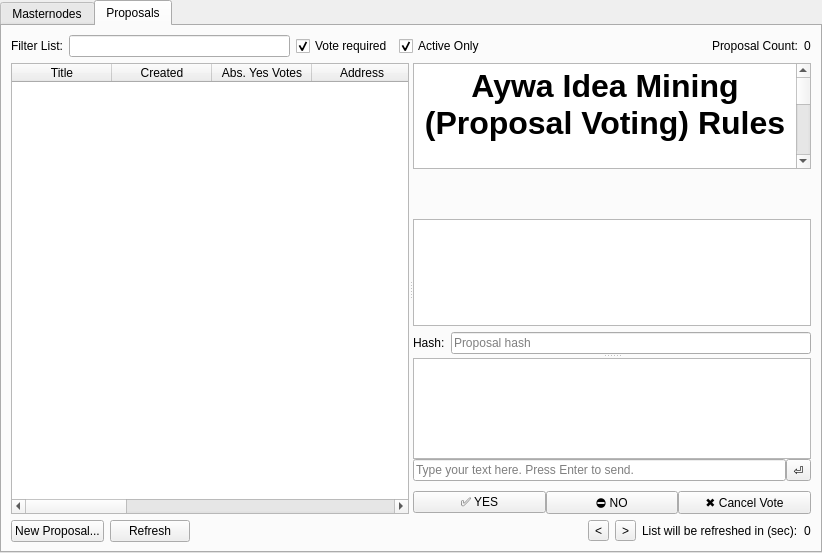
Qt form src/qt/forms/masternodelist.ui (GetAywa/AywaCore) before a commit.
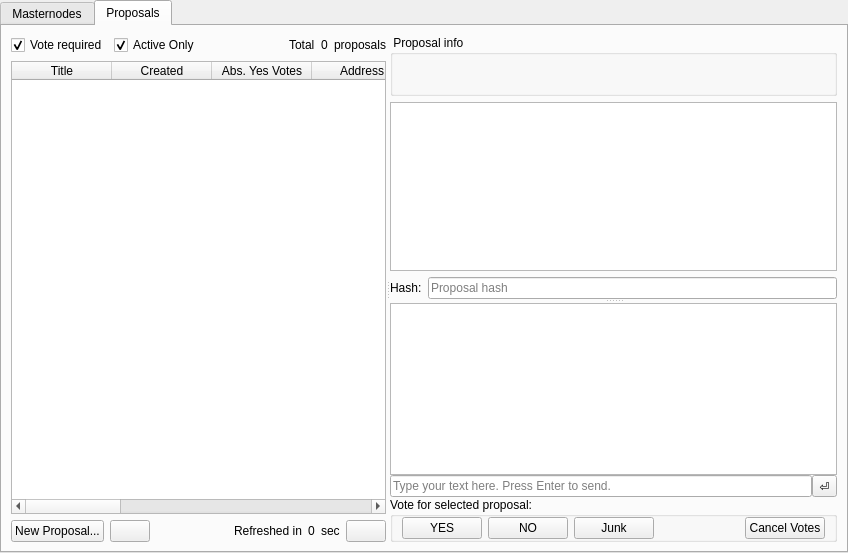
The same form after that commit. Icons and pictures are not drawn.

Commit message: mastendode collateral changes fixed. minor gui updates. added mining power slider, junk proposal vote. 	modified:   src/masternode.cpp 	modified:   src/qt/aywa.qrc 	modified:   src/qt/forms/masternodelist.ui 	modified:   src/qt/forms/messagepage.ui 	modified:   src/qt/forms/overviewpage.ui 	modified:   src/qt/masternodelist.cpp 	modified:   src/qt/masternodelist.h 	modified:   src/qt/overviewpage.cpp 	modified:   src/qt/overviewpage.h 	new file:   src/qt/res/images/trad/mining_power.png 	modified:   src/util.cpp

What changed in the file:
```diff
--- a/src/qt/forms/masternodelist.ui
+++ b/src/qt/forms/masternodelist.ui
@@ -6,7 +6,7 @@
    <rect>
     <x>0</x>
     <y>0</y>
-    <width>822</width>
+    <width>848</width>
     <height>553</height>
    </rect>
   </property>
@@ -288,27 +288,20 @@
         </attribute>
         <layout class="QVBoxLayout" name="verticalLayout_3">
          <item>
+          <widget class="QSplitter" name="splitterMain">
+           <property name="mouseTracking">
+            <bool>false</bool>
+           </property>
+           <property name="orientation">
+            <enum>Qt::Horizontal</enum>
+           </property>
+           <widget class="QWidget" name="horizontalLayoutWidget">
+            <layout class="QVBoxLayout" name="verticalLayout_4">
+             <item>
           <layout class="QHBoxLayout" name="horizontalLayout_31">
            <property name="bottomMargin">
             <number>0</number>
            </property>
-           <item>
-            <widget class="QLabel" name="label_filter1">
-             <property name="text">
-              <string>Filter List:</string>
-             </property>
-            </widget>
-           </item>
-           <item>
-            <widget class="QLineEdit" name="filterProposalLineEdit">
-             <property name="enabled">
-              <bool>true</bool>
-             </property>
-             <property name="toolTip">
-              <string>Filter masternode list</string>
-             </property>
-            </widget>
-           </item>
            <item>
             <widget class="QCheckBox" name="checkboxProposaslToVote">
              <property name="text">
@@ -348,7 +341,7 @@
            <item>
             <widget class="QLabel" name="label_count1">
              <property name="text">
-              <string>Proposal Count:</string>
+                  <string>Total</string>
              </property>
             </widget>
            </item>
@@ -359,18 +352,15 @@
              </property>
             </widget>
            </item>
-          </layout>
-         </item>
          <item>
-          <widget class="QSplitter" name="splitterMain">
-           <property name="mouseTracking">
-            <bool>false</bool>
-           </property>
-           <property name="orientation">
-            <enum>Qt::Horizontal</enum>
-           </property>
-           <widget class="QWidget" name="horizontalLayoutWidget">
-            <layout class="QVBoxLayout" name="verticalLayout_4">
+                <widget class="QLabel" name="label">
+                 <property name="text">
+                  <string>proposals</string>
+                 </property>
+                </widget>
+               </item>
+              </layout>
+             </item>
              <item>
               <widget class="QTableWidget" name="tableWidgetProposals">
                <property name="editTriggers">
@@ -448,6 +438,94 @@
                </column>
               </widget>
              </item>
+             <item>
+              <layout class="QHBoxLayout" name="horizontalLayout_4">
+               <property name="leftMargin">
+                <number>0</number>
+               </property>
+               <property name="topMargin">
+                <number>0</number>
+               </property>
+               <item>
+                <widget class="QPushButton" name="buttonNewProposal">
+                 <property name="text">
+                  <string>New Proposal...</string>
+                 </property>
+                </widget>
+               </item>
+               <item>
+                <widget class="QPushButton" name="pushButton">
+                 <property name="statusTip">
+                  <string>Additiona info</string>
+                 </property>
+                 <property name="text">
+                  <string/>
+                 </property>
+                 <property name="icon">
+                  <iconset resource="../aywa.qrc">
+                   <normaloff>:/icons/trad/transaction_0</normaloff>:/icons/trad/transaction_0</iconset>
+                 </property>
+                </widget>
+               </item>
+               <item>
+                <spacer name="horizontalSpacer_4">
+                 <property name="orientation">
+                  <enum>Qt::Horizontal</enum>
+                 </property>
+                 <property name="sizeHint" stdset="0">
+                  <size>
+                   <width>40</width>
+                   <height>20</height>
+                  </size>
+                 </property>
+                </spacer>
+               </item>
+               <item>
+                <widget class="QLabel" name="label_text4567">
+                 <property name="sizePolicy">
+                  <sizepolicy hsizetype="Preferred" vsizetype="Fixed">
+                   <horstretch>0</horstretch>
+                   <verstretch>0</verstretch>
+                  </sizepolicy>
+                 </property>
+                 <property name="text">
+                  <string>Refreshed in</string>
+                 </property>
+                </widget>
+               </item>
+               <item>
+                <widget class="QLabel" name="labelProposalTabSeconds">
+                 <property name="sizePolicy">
+                  <sizepolicy hsizetype="Preferred" vsizetype="Fixed">
+                   <horstretch>0</horstretch>
+                   <verstretch>0</verstretch>
+                  </sizepolicy>
+                 </property>
+                 <property name="text">
+                  <string>0</string>
+                 </property>
+                </widget>
+               </item>
+               <item>
+                <widget class="QLabel" name="label_4">
+                 <property name="text">
+                  <string>sec</string>
+                 </property>
+                </widget>
+               </item>
+               <item>
+                <widget class="QPushButton" name="buttonUpdateList">
+                 <property name="statusTip">
+                  <string>Update now</string>
+                 </property>
+                 <property name="icon">
+                  <iconset resource="../aywa.qrc">
+                   <normaloff>:/movies/spinner-000</normaloff>:/movies/spinner-000</iconset>
+                 </property>
+                </widget>
+               </item>
+              </layout>
+             </item>
             </layout>
            </widget>
            <widget class="QWidget" name="verticalLayoutWidget">
@@ -462,10 +540,10 @@
                </property>
                <widget class="QWidget" name="gridLayoutWidget">
                 <layout class="QGridLayout" name="gridLayout_3">
-                 <item row="3" column="1">
+                 <item row="2" column="1">
                   <layout class="QHBoxLayout" name="horizontalLayout_8">
                    <property name="spacing">
-                    <number>-1</number>
+                    <number>6</number>
                    </property>
                    <property name="topMargin">
                     <number>0</number>
@@ -501,23 +579,44 @@
                    </item>
                   </layout>
                  </item>
-                 <item row="2" column="1">
-                  <widget class="QTextEdit" name="ProposalDescription_plainTextEdit">
-                   <property name="font">
-                    <font>
-                     <pointsize>12</pointsize>
-                    </font>
-                   </property>
-                   <property name="html">
-                    <string>&lt;!DOCTYPE HTML PUBLIC &quot;-//W3C//DTD HTML 4.0//EN&quot; &quot;http://www.w3.org/TR/REC-html40/strict.dtd&quot;&gt;
-&lt;html&gt;&lt;head&gt;&lt;meta name=&quot;qrichtext&quot; content=&quot;1&quot; /&gt;&lt;style type=&quot;text/css&quot;&gt;
-p, li { white-space: pre-wrap; }
-&lt;/style&gt;&lt;/head&gt;&lt;body style=&quot; font-family:'.SF NS Text'; font-size:12pt; font-weight:400; font-style:normal;&quot;&gt;
-&lt;p style=&quot;-qt-paragraph-type:empty; margin-top:0px; margin-bottom:0px; margin-left:0px; margin-right:0px; -qt-block-indent:0; text-indent:0px; font-size:13pt;&quot;&gt;&lt;br /&gt;&lt;/p&gt;&lt;/body&gt;&lt;/html&gt;</string>
-                   </property>
-                  </widget>
-                 </item>
                  <item row="1" column="1">
+                  <widget class="QTextEdit" name="ProposalDescription_plainTextEdit">
+                   <property name="font">
+                    <font>
+                     <pointsize>12</pointsize>
+                    </font>
+                   </property>
+                   <property name="toolTip">
+                    <string>Proposal Description</string>
+                   </property>
+                   <property name="html">
+                    <string>&lt;!DOCTYPE HTML PUBLIC &quot;-//W3C//DTD HTML 4.0//EN&quot; &quot;http://www.w3.org/TR/REC-html40/strict.dtd&quot;&gt;
+&lt;html&gt;&lt;head&gt;&lt;meta name=&quot;qrichtext&quot; content=&quot;1&quot; /&gt;&lt;style type=&quot;text/css&quot;&gt;
+p, li { white-space: pre-wrap; }
+&lt;/style&gt;&lt;/head&gt;&lt;body style=&quot; font-family:'Ubuntu'; font-size:12pt; font-weight:400; font-style:normal;&quot;&gt;
+&lt;p style=&quot;-qt-paragraph-type:empty; margin-top:0px; margin-bottom:0px; margin-left:0px; margin-right:0px; -qt-block-indent:0; text-indent:0px; font-family:'.SF NS Text'; font-size:13pt;&quot;&gt;&lt;br /&gt;&lt;/p&gt;&lt;/body&gt;&lt;/html&gt;</string>
+                   </property>
+                  </widget>
+                 </item>
+                 <item row="0" column="1">
+                  <widget class="QGroupBox" name="groupBox_2">
+                   <property name="title">
+                    <string> Proposal info</string>
+                   </property>
+                   <layout class="QHBoxLayout" name="horizontalLayout_7">
+                    <property name="leftMargin">
+                     <number>0</number>
+                    </property>
+                    <property name="topMargin">
+                     <number>0</number>
+                    </property>
+                    <property name="rightMargin">
+                     <number>0</number>
+                    </property>
+                    <property name="bottomMargin">
+                     <number>0</number>
+                    </property>
+                    <item>
                   <layout class="QGridLayout" name="gridLayout_5">
                    <property name="topMargin">
                     <number>0</number>
@@ -566,29 +665,29 @@
                      </property>
                     </widget>
                    </item>
-                  </layout>
-                 </item>
-                 <item row="0" column="1">
-                  <widget class="QTextBrowser" name="textBrowser">
-                   <property name="html">
-                    <string>&lt;!DOCTYPE HTML PUBLIC &quot;-//W3C//DTD HTML 4.0//EN&quot; &quot;http://www.w3.org/TR/REC-html40/strict.dtd&quot;&gt;
-&lt;html&gt;&lt;head&gt;&lt;meta name=&quot;qrichtext&quot; content=&quot;1&quot; /&gt;&lt;style type=&quot;text/css&quot;&gt;
-p, li { white-space: pre-wrap; }
-&lt;/style&gt;&lt;/head&gt;&lt;body style=&quot; font-family:'.SF NS Text'; font-size:13pt; font-weight:400; font-style:normal;&quot;&gt;
-&lt;p align=&quot;center&quot; style=&quot; margin-top:0px; margin-bottom:0px; margin-left:0px; margin-right:0px; -qt-block-indent:0; text-indent:0px;&quot;&gt;&lt;span style=&quot; font-size:24pt; font-weight:600;&quot;&gt;Aywa Idea Mining (Proposal Voting) Rules&lt;/span&gt;&lt;/p&gt;
-&lt;p align=&quot;center&quot; style=&quot;-qt-paragraph-type:empty; margin-top:0px; margin-bottom:0px; margin-left:0px; margin-right:0px; -qt-block-indent:0; text-indent:0px; font-size:24pt; font-weight:600;&quot;&gt;&lt;br /&gt;&lt;/p&gt;
-&lt;p style=&quot;-qt-paragraph-type:empty; margin-top:0px; margin-bottom:0px; margin-left:0px; margin-right:0px; -qt-block-indent:0; text-indent:0px;&quot;&gt;&lt;br /&gt;&lt;/p&gt;
-&lt;p align=&quot;justify&quot; style=&quot; margin-top:0px; margin-bottom:0px; margin-left:0px; margin-right:0px; -qt-block-indent:0; text-indent:0px;&quot;&gt;&lt;span style=&quot; font-size:18pt;&quot;&gt;1. Accepted any Ideas/Proposals, which could improve Aywa Platform. For example: prepare/post an article or a guide, a valueble code/scripts improvements (proposals/commits/pull requests etc.), Aywa promotion, creation and use of promotional products, listing assistance, publishing Aywa Platform Banner at your website, etc. Accepted proposals, if you invite developers, designers, promoters.&lt;/span&gt;&lt;/p&gt;
-&lt;p align=&quot;justify&quot; style=&quot;-qt-paragraph-type:empty; margin-top:0px; margin-bottom:0px; margin-left:0px; margin-right:0px; -qt-block-indent:0; text-indent:0px; font-size:18pt;&quot;&gt;&lt;br /&gt;&lt;/p&gt;
-&lt;p align=&quot;justify&quot; style=&quot; margin-top:0px; margin-bottom:0px; margin-left:0px; margin-right:0px; -qt-block-indent:0; text-indent:0px;&quot;&gt;&lt;span style=&quot; font-size:18pt;&quot;&gt;2. Proposal cost is 1 AYWA.&lt;/span&gt;&lt;/p&gt;
-&lt;p align=&quot;justify&quot; style=&quot;-qt-paragraph-type:empty; margin-top:0px; margin-bottom:0px; margin-left:0px; margin-right:0px; -qt-block-indent:0; text-indent:0px; font-size:18pt;&quot;&gt;&lt;br /&gt;&lt;/p&gt;
-&lt;p align=&quot;justify&quot; style=&quot; margin-top:0px; margin-bottom:0px; margin-left:0px; margin-right:0px; -qt-block-indent:0; text-indent:0px;&quot;&gt;&lt;span style=&quot; font-size:18pt;&quot;&gt;3. High-budget proposals can be accepted from trusted creators (wallets) only or if job already done.&lt;/span&gt;&lt;/p&gt;
-&lt;p align=&quot;justify&quot; style=&quot;-qt-paragraph-type:empty; margin-top:0px; margin-bottom:0px; margin-left:0px; margin-right:0px; -qt-block-indent:0; text-indent:0px; font-size:18pt;&quot;&gt;&lt;br /&gt;&lt;/p&gt;
-&lt;p align=&quot;justify&quot; style=&quot; margin-top:0px; margin-bottom:0px; margin-left:0px; margin-right:0px; -qt-block-indent:0; text-indent:0px;&quot;&gt;&lt;span style=&quot; font-size:18pt;&quot;&gt;4. If you create first proposal ask 1-50 AYWA for 1-5 days, but if a  job useful for Aywa already done and you share result, you can ask as many as you want.&lt;/span&gt;&lt;/p&gt;
-&lt;p align=&quot;justify&quot; style=&quot;-qt-paragraph-type:empty; margin-top:0px; margin-bottom:0px; margin-left:0px; margin-right:0px; -qt-block-indent:0; text-indent:0px; font-size:18pt;&quot;&gt;&lt;br /&gt;&lt;/p&gt;
-&lt;p align=&quot;justify&quot; style=&quot; margin-top:0px; margin-bottom:0px; margin-left:0px; margin-right:0px; -qt-block-indent:0; text-indent:0px;&quot;&gt;&lt;span style=&quot; font-size:18pt;&quot;&gt;5. All IdeaMining payments are transferred automatically by blockchain daily at about 22:00 UTC. Coins are generating for approved proposals only. Platform doesn't have any hidden developers fees.&lt;/span&gt;&lt;/p&gt;
-&lt;p align=&quot;justify&quot; style=&quot;-qt-paragraph-type:empty; margin-top:0px; margin-bottom:0px; margin-left:0px; margin-right:0px; -qt-block-indent:0; text-indent:0px; font-size:18pt;&quot;&gt;&lt;br /&gt;&lt;/p&gt;&lt;/body&gt;&lt;/html&gt;</string>
-                   </property>
+                      <item row="4" column="0">
+                       <widget class="QLabel" name="labelProposalName">
+                        <property name="font">
+                         <font>
+                          <pointsize>12</pointsize>
+                          <weight>75</weight>
+                          <bold>true</bold>
+                         </font>
+                        </property>
+                        <property name="mouseTracking">
+                         <bool>true</bool>
+                        </property>
+                        <property name="toolTip">
+                         <string>Proposal Name</string>
+                        </property>
+                        <property name="text">
+                         <string/>
+                        </property>
+                       </widget>
+                      </item>
+                     </layout>
+                    </item>
+                   </layout>
                   </widget>
                  </item>
                 </layout>
@@ -601,27 +700,78 @@
                  <item row="3" column="0">
                   <layout class="QHBoxLayout" name="horizontalLayout_9">
                    <property name="topMargin">
-                    <number>10</number>
+                    <number>0</number>
+                   </property>
+                   <item>
+                    <widget class="QGroupBox" name="groupBox">
+                     <property name="title">
+                      <string>Vote for selected proposal:</string>
+                     </property>
+                     <layout class="QHBoxLayout" name="horizontalLayout_5">
+                      <property name="topMargin">
+                       <number>0</number>
+                      </property>
+                      <property name="bottomMargin">
+                       <number>0</number>
                    </property>
                    <item>
                     <widget class="QPushButton" name="bnVoteYes">
                      <property name="text">
-                      <string>✅ YES</string>
+                         <string>YES</string>
+                        </property>
+                        <property name="icon">
+                         <iconset resource="../aywa.qrc">
+                          <normaloff>:/icons/trad/synced</normaloff>:/icons/trad/synced</iconset>
                      </property>
                     </widget>
                    </item>
                    <item>
                     <widget class="QPushButton" name="bnVoteNo">
                      <property name="text">
-                      <string>⛔️ NO</string>
-                     </property>
-                    </widget>
-                   </item>
+                         <string>NO</string>
+                        </property>
+                        <property name="icon">
+                         <iconset resource="../aywa.qrc">
+                          <normaloff>:/icons/trad/drkblue_remove</normaloff>:/icons/trad/drkblue_remove</iconset>
+                        </property>
+                       </widget>
+                      </item>
+                      <item>
+                       <widget class="QPushButton" name="bnJunk">
+                        <property name="text">
+                         <string>Junk</string>
+                        </property>
+                        <property name="icon">
+                         <iconset resource="../aywa.qrc">
+                          <normaloff>:/icons/trad/transaction_abandoned</normaloff>:/icons/trad/transaction_abandoned</iconset>
+                        </property>
+                       </widget>
+                      </item>
+                      <item>
+                       <spacer name="horizontalSpacer">
+                        <property name="orientation">
+                         <enum>Qt::Horizontal</enum>
+                        </property>
+                        <property name="sizeHint" stdset="0">
+                         <size>
+                          <width>40</width>
+                          <height>20</height>
+                         </size>
+                        </property>
+                       </spacer>
+                      </item>
                    <item>
                     <widget class="QPushButton" name="bnVoteAbstain">
                      <property name="text">
-                      <string>✖️ Cancel Vote</string>
-                     </property>
+                         <string>Cancel Votes</string>
+                        </property>
+                        <property name="icon">
+                         <iconset resource="../aywa.qrc">
+                          <normaloff>:/icons/trad/quit</normaloff>:/icons/trad/quit</iconset>
+                        </property>
+                       </widget>
+                      </item>
+                     </layout>
                     </widget>
                    </item>
                   </layout>
@@ -661,72 +811,7 @@
            </widget>
           </widget>
          </item>
-         <item>
-          <layout class="QHBoxLayout" name="horizontalLayout_4">
-           <property name="leftMargin">
-            <number>0</number>
-           </property>
-           <property name="topMargin">
-            <number>0</number>
-           </property>
-           <item>
-            <widget class="QPushButton" name="buttonNewProposal">
-             <property name="text">
-              <string>New Proposal...</string>
-             </property>
-            </widget>
-           </item>
-           <item>
-            <widget class="QPushButton" name="buttonUpdateList">
-             <property name="text">
-              <string>Refresh</string>
-             </property>
-            </widget>
-           </item>
-           <item>
-            <spacer name="horizontalSpacer_4">
-             <property name="orientation">
-              <enum>Qt::Horizontal</enum>
-             </property>
-             <property name="sizeHint" stdset="0">
-              <size>
-               <width>40</width>
-               <height>20</height>
-              </size>
-             </property>
-            </spacer>
-           </item>
-           <item>
-            <widget class="QToolButton" name="bnFontSmaller">
-             <property name="text">
-              <string>&lt;</string>
-             </property>
-            </widget>
-           </item>
-           <item>
-            <widget class="QToolButton" name="bnFontBigger">
-             <property name="text">
-              <string>&gt;</string>
-             </property>
-            </widget>
-           </item>
-           <item>
-            <widget class="QLabel" name="label_text4567">
-             <property name="text">
-              <string>List will be refreshed in (sec):</string>
-             </property>
-            </widget>
-           </item>
-           <item>
-            <widget class="QLabel" name="labelProposalTabSeconds">
-             <property name="text">
-              <string>0</string>
-             </property>
-            </widget>
-           </item>
-          </layout>
-         </item>
-        </layout>
+        </layout>
        </widget>
       </widget>
      </item>
```
Left out of the diff: 104 changed lines with no effect on the pictures. Lines whose indentation alone changed are shown as unchanged. The commit also changes 14 other files.
